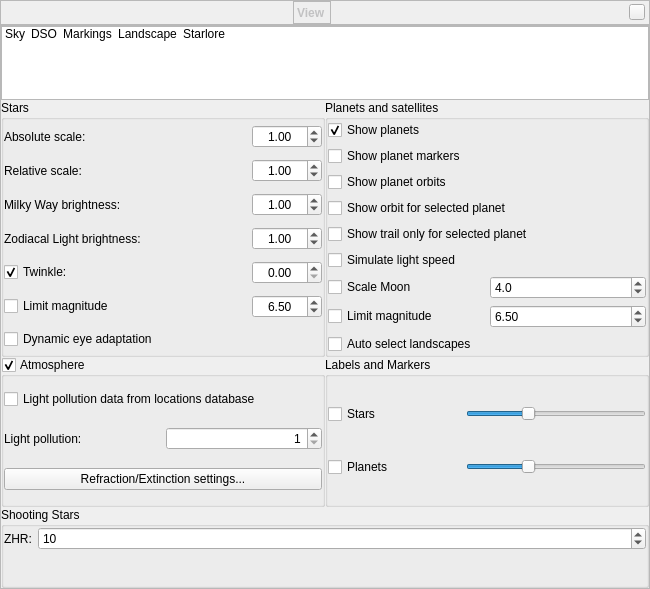
Old version of the form src/gui/viewDialog.ui in the repository 519984307/stellarium_src.
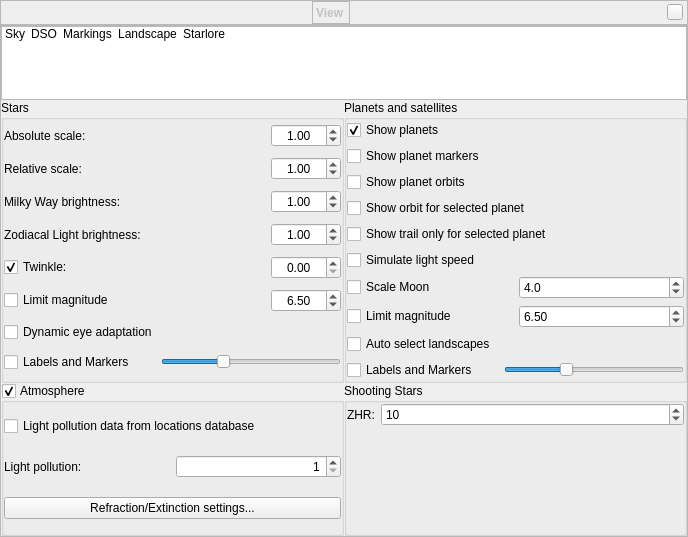
New version of the form. Icons and pictures are not drawn. Custom widgets are drawn as their Qt base class.

```diff
--- a/src/gui/viewDialog.ui
+++ b/src/gui/viewDialog.ui
@@ -6,8 +6,8 @@
    <rect>
     <x>0</x>
     <y>0</y>
-    <width>650</width>
-    <height>589</height>
+    <width>688</width>
+    <height>537</height>
    </rect>
   </property>
   <property name="font">
@@ -601,6 +601,39 @@
                </property>
               </widget>
              </item>
+             <item>
+              <layout class="QHBoxLayout" name="horizontalLayout_14">
+               <item>
+                <widget class="QCheckBox" name="starLabelCheckBox">
+                 <property name="text">
+                  <string>Labels and Markers</string>
+                 </property>
+                </widget>
+               </item>
+               <item>
+                <widget class="QSlider" name="starsLabelsHorizontalSlider">
+                 <property name="sizePolicy">
+                  <sizepolicy hsizetype="Preferred" vsizetype="Fixed">
+                   <horstretch>0</horstretch>
+                   <verstretch>0</verstretch>
+                  </sizepolicy>
+                 </property>
+                 <property name="minimumSize">
+                  <size>
+                   <width>180</width>
+                   <height>0</height>
+                  </size>
+                 </property>
+                 <property name="value">
+                  <number>33</number>
+                 </property>
+                 <property name="orientation">
+                  <enum>Qt::Horizontal</enum>
+                 </property>
+                </widget>
+               </item>
+              </layout>
+             </item>
             </layout>
            </widget>
           </item>
@@ -684,100 +717,6 @@
             </layout>
            </widget>
           </item>
-          <item row="1" column="1" alignment="Qt::AlignTop">
-           <widget class="QGroupBox" name="labelsGroupBox">
-            <property name="sizePolicy">
-             <sizepolicy hsizetype="Preferred" vsizetype="Expanding">
-              <horstretch>0</horstretch>
-              <verstretch>0</verstretch>
-             </sizepolicy>
-            </property>
-            <property name="minimumSize">
-             <size>
-              <width>0</width>
-              <height>150</height>
-             </size>
-            </property>
-            <property name="title">
-             <string>Labels and Markers</string>
-            </property>
-            <property name="checkable">
-             <bool>false</bool>
-            </property>
-            <layout class="QGridLayout" name="gridLayoutx">
-             <property name="leftMargin">
-              <number>0</number>
-             </property>
-             <property name="topMargin">
-              <number>0</number>
-             </property>
-             <property name="rightMargin">
-              <number>0</number>
-             </property>
-             <property name="bottomMargin">
-              <number>0</number>
-             </property>
-             <item row="1" column="0">
-              <widget class="QCheckBox" name="planetLabelCheckBox">
-               <property name="text">
-                <string>Planets</string>
-               </property>
-              </widget>
-             </item>
-             <item row="0" column="1">
-              <widget class="QSlider" name="starsLabelsHorizontalSlider">
-               <property name="sizePolicy">
-                <sizepolicy hsizetype="Preferred" vsizetype="Fixed">
-                 <horstretch>0</horstretch>
-                 <verstretch>0</verstretch>
-                </sizepolicy>
-               </property>
-               <property name="minimumSize">
-                <size>
-                 <width>180</width>
-                 <height>0</height>
-                </size>
-               </property>
-               <property name="value">
-                <number>33</number>
-               </property>
-               <property name="orientation">
-                <enum>Qt::Horizontal</enum>
-               </property>
-              </widget>
-             </item>
-             <item row="1" column="1">
-              <widget class="QSlider" name="planetsLabelsHorizontalSlider">
-               <property name="sizePolicy">
-                <sizepolicy hsizetype="Preferred" vsizetype="Fixed">
-                 <horstretch>0</horstretch>
-                 <verstretch>0</verstretch>
-                </sizepolicy>
-               </property>
-               <property name="minimumSize">
-                <size>
-                 <width>180</width>
-                 <height>0</height>
-                </size>
-               </property>
-               <property name="value">
-                <number>33</number>
-               </property>
-               <property name="orientation">
-                <enum>Qt::Horizontal</enum>
-               </property>
-              </widget>
-             </item>
-             <item row="0" column="0">
-              <widget class="QCheckBox" name="starLabelCheckBox">
-               <property name="text">
-                <string>Stars</string>
-               </property>
-              </widget>
-             </item>
-            </layout>
-           </widget>
-          </item>
           <item row="0" column="1">
            <widget class="QGroupBox" name="planetsGroupBox">
             <property name="title">
@@ -929,10 +868,43 @@
                </property>
               </widget>
              </item>
+             <item>
+              <layout class="QHBoxLayout" name="horizontalLayout_17">
+               <item>
+                <widget class="QCheckBox" name="planetLabelCheckBox">
+                 <property name="text">
+                  <string>Labels and Markers</string>
+                 </property>
+                </widget>
+               </item>
+               <item>
+                <widget class="QSlider" name="planetsLabelsHorizontalSlider">
+                 <property name="sizePolicy">
+                  <sizepolicy hsizetype="Preferred" vsizetype="Fixed">
+                   <horstretch>0</horstretch>
+                   <verstretch>0</verstretch>
+                  </sizepolicy>
+                 </property>
+                 <property name="minimumSize">
+                  <size>
+                   <width>180</width>
+                   <height>0</height>
+                  </size>
+                 </property>
+                 <property name="value">
+                  <number>33</number>
+                 </property>
+                 <property name="orientation">
+                  <enum>Qt::Horizontal</enum>
+                 </property>
+                </widget>
+               </item>
+              </layout>
+             </item>
             </layout>
            </widget>
           </item>
-          <item row="2" column="0" colspan="2">
+          <item row="1" column="1">
            <widget class="QGroupBox" name="shootingStarsGroupBox">
             <property name="sizePolicy">
              <sizepolicy hsizetype="Preferred" vsizetype="Preferred">
```
Left out of the diff: 4 changed lines with no effect on the pictures.
